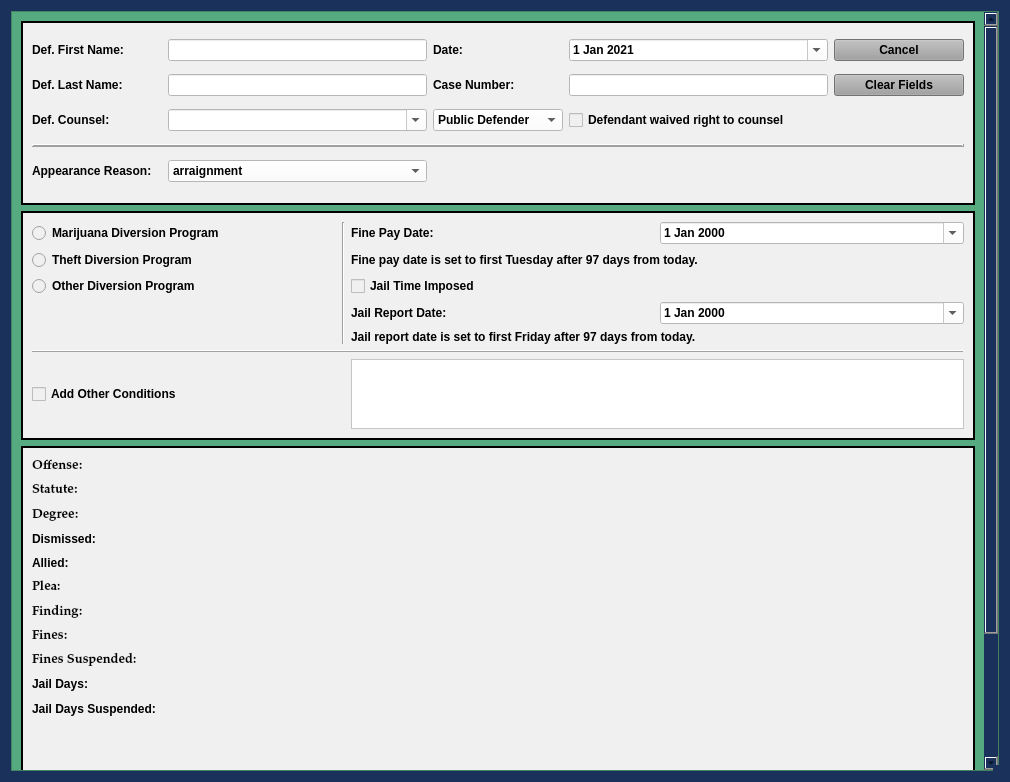
Before: the Qt Designer form package/views/ui/DiversionPleaDialog.ui in HunterProgram22/MuniEntry, drawn with Qt 5.
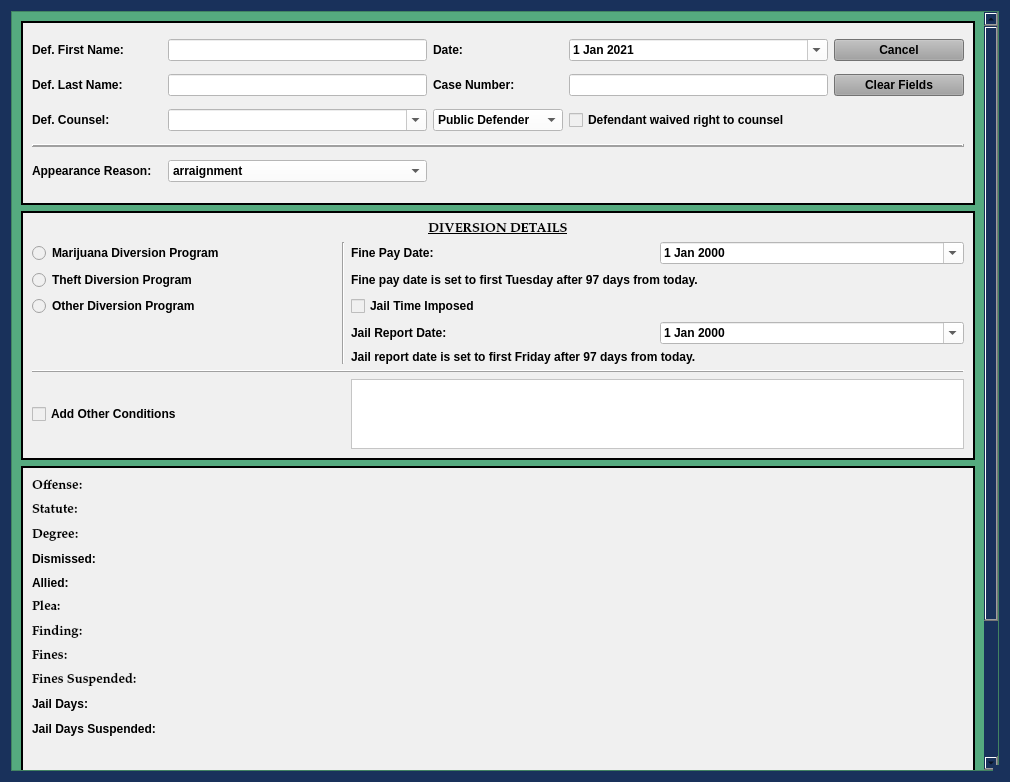
After: the same form once the commit is applied.

Commit message: Updated labels in UIs.

```diff
--- a/package/views/ui/DiversionPleaDialog.ui
+++ b/package/views/ui/DiversionPleaDialog.ui
@@ -161,9 +161,9 @@
       <property name="geometry">
        <rect>
         <x>0</x>
-        <y>-229</y>
+        <y>0</y>
         <width>973</width>
-        <height>991</height>
+        <height>1015</height>
        </rect>
       </property>
       <layout class="QGridLayout" name="gridLayout_2" rowstretch="2,1,4,1">
@@ -303,6 +303,26 @@
             </property>
            </widget>
           </item>
+          <item row="0" column="0" colspan="4">
+           <widget class="QLabel" name="label_9">
+            <property name="font">
+             <font>
+              <family>Palatino Linotype</family>
+              <pointsize>10</pointsize>
+              <weight>75</weight>
+              <italic>false</italic>
+              <bold>true</bold>
+              <underline>true</underline>
+             </font>
+            </property>
+            <property name="text">
+             <string>DIVERSION DETAILS</string>
+            </property>
+            <property name="alignment">
+             <set>Qt::AlignCenter</set>
+            </property>
+           </widget>
+          </item>
          </layout>
         </widget>
        </item>
```
The commit also changes 13 other files.
